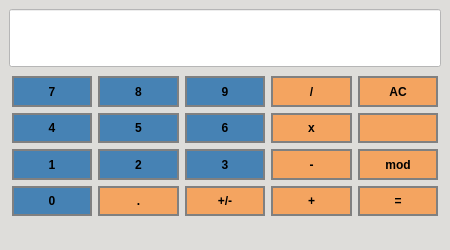
This is calculator/calculator.ui in ignabelitzky/gui-simple-calculator as Qt 5 draws it before an edit. The edited form follows.
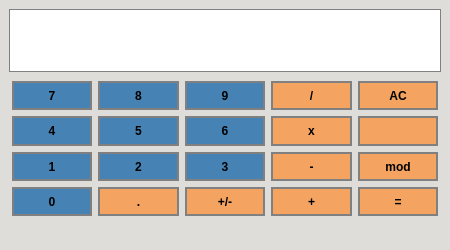
This is the edited form. Icons and pictures are not drawn.

Commit message: Font on the display changed

Patch:
```diff
--- a/calculator/calculator.ui
+++ b/calculator/calculator.ui
@@ -43,14 +43,18 @@
      <widget class="QLineEdit" name="display_lineEdit">
       <property name="font">
        <font>
-        <family>URW Bookman</family>
+        <family>Waree</family>
         <pointsize>32</pointsize>
         <weight>75</weight>
         <bold>true</bold>
        </font>
       </property>
       <property name="styleSheet">
-       <string notr="true">background-color: rgb(255, 255, 255);</string>
+       <string notr="true">QLineEdit {
+	background-color: white;
+	border: 1px solid gray;
+	color: black;
+}</string>
       </property>
       <property name="alignment">
        <set>Qt::AlignRight|Qt::AlignTrailing|Qt::AlignVCenter</set>
```
The commit also changes 1 other file.
